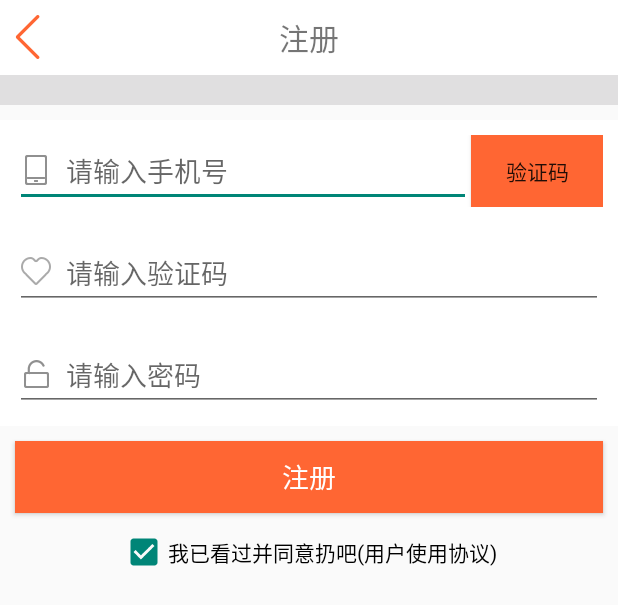
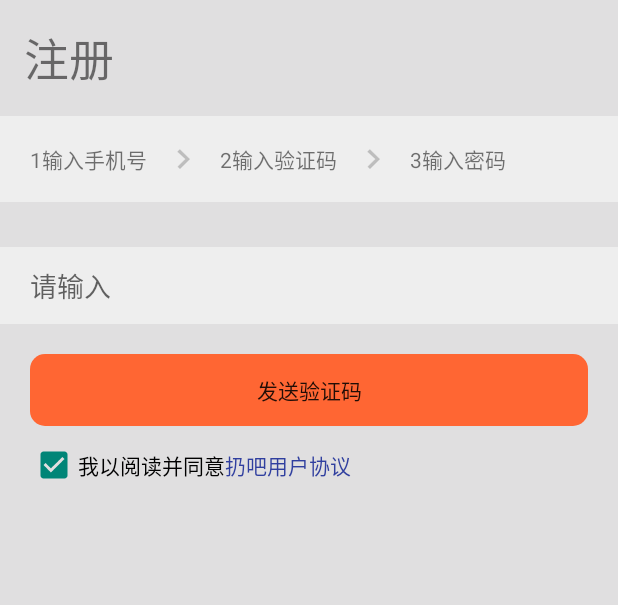
Before and after one commit to chengnuoandy/Commonweal, an Android app: the layout activity_register.xml on its own in the app's theme, with its tools: preview values and no code run, on a phone screen of 412 x 824 dp. Shown: the top 605 px of the screen. Run offline under Robolectric (Android 15) with nearby library versions, the phone set to English and light mode, and no system bars.

Commit message:
修改注册页面

```diff
--- /dev/null
+++ b/app/src/main/res/drawable/register_reset.xml
@@ -0,0 +1,22 @@
+<?xml version="1.0" encoding="utf-8"?>
+
+<shape xmlns:android="http://schemas.android.com/apk/res/android"
+    android:shape="rectangle">
+    <!-- 填充的颜色：这里设置背景透明 -->
+
+    <solid android:color="@color/normal_orange_color" />
+    <!-- 边框的颜色 ：不能和窗口背景色一样-->
+
+
+    <!-- 设置按钮的四个角为弧形 -->
+    <!-- android:radius 弧形的半径 -->
+    <corners android:radius="10dip" />
+
+    <!-- padding：Button里面的文字与Button边界的间隔 -->
+    <padding
+        android:bottom="5dp"
+        android:left="5dp"
+        android:right="5dp"
+        android:top="5dp" />
+
+</shape>
--- a/app/src/main/res/layout/activity_register.xml
+++ b/app/src/main/res/layout/activity_register.xml
@@ -2,115 +2,115 @@
 <LinearLayout xmlns:android="http://schemas.android.com/apk/res/android"
     android:layout_width="match_parent"
     android:layout_height="match_parent"
+    android:background="@color/normal_bg_color"
     android:orientation="vertical">
-    <RelativeLayout
-        android:id="@+id/relativeLayout1"
-        android:layout_width="match_parent"
-        android:layout_height="wrap_content"
-        android:background="@color/white" >
 
-        <ImageView
-            android:id="@+id/my_register_back"
+    <TextView
         android:layout_width="wrap_content"
         android:layout_height="wrap_content"
-            android:layout_alignParentLeft="true"
-            android:layout_centerVertical="true"
-            android:paddingLeft="@dimen/normal_space"
-            android:src="@mipmap/ic_back" />
+        android:padding="@dimen/activity_horizontal_margin"
+        android:text="注册"
 
-        <TextView
-            android:layout_width="match_parent"
-            android:layout_height="wrap_content"
-            android:layout_alignParentLeft="true"
-            android:layout_alignParentTop="true"
-            android:gravity="center_horizontal"
-            android:padding="@dimen/normal_space"
-            android:text="注册"
-            android:textSize="@dimen/title_text_size" />
-    </RelativeLayout>
-
-    <TextView
-        android:layout_width="match_parent"
-        android:layout_height="20dp"
-        android:background="@color/normal_bg_color" />
+        android:textSize="30sp" />
 
     <LinearLayout
         android:layout_width="match_parent"
         android:layout_height="wrap_content"
-        android:layout_marginTop="@dimen/normal_space"
-        android:background="@color/white"
-        android:orientation="vertical" >
+        android:background="@color/app_bg"
+        android:orientation="horizontal"
+        android:paddingBottom="8dp"
+        android:paddingTop="8dp">
 
-        <RelativeLayout
+        <TextView
+            android:id="@+id/tv_phone"
+            android:layout_width="wrap_content"
+            android:layout_height="wrap_content"
+            android:layout_marginLeft="@dimen/normal_space"
+            android:padding="@dimen/normal_space"
+            android:text="1输入手机号" />
+
+        <ImageButton
+            android:layout_width="wrap_content"
+            android:layout_height="wrap_content"
+            android:layout_gravity="center_vertical"
+            android:layout_marginLeft="@dimen/normal_space"
+            android:background="@color/app_bg"
+            android:src="@mipmap/news_cate_arr" />
+
+        <TextView
+            android:id="@+id/tv_code"
+            android:layout_width="wrap_content"
+            android:layout_height="wrap_content"
+            android:layout_marginLeft="@dimen/normal_space"
+            android:padding="@dimen/normal_space"
+
+            android:text="2输入验证码" />
+
+        <ImageButton
+            android:layout_width="wrap_content"
+
+            android:layout_height="wrap_content"
+            android:layout_gravity="center_vertical"
+            android:layout_marginLeft="@dimen/normal_space"
+            android:background="@color/app_bg"
+            android:src="@mipmap/news_cate_arr" />
+
+        <TextView
+            android:id="@+id/tv_password"
+            android:layout_width="wrap_content"
+            android:layout_height="wrap_content"
+            android:layout_marginLeft="@dimen/normal_space"
+            android:padding="@dimen/normal_space"
+
+            android:text="3输入密码" />
+
+    </LinearLayout>
+
+    <EditText
+        android:id="@+id/et_input"
         android:layout_width="match_parent"
         android:layout_height="wrap_content"
-            android:layout_margin="@dimen/normal_space"
-            android:gravity="center" >
+        android:layout_marginTop="30dp"
+        android:background="@color/app_bg"
+        android:paddingLeft="20dp"
+        android:paddingTop="12dp"
+        android:paddingBottom="12dp"
+        android:hint="请输入" />
+    <Button
+        android:id="@+id/bt_send"
+        android:layout_width="match_parent"
+        android:layout_height="wrap_content"
+        android:layout_marginLeft="20dp"
+        android:layout_marginRight="20dp"
+        android:layout_marginTop="20dp"
+        android:background="@drawable/register_reset"
 
-            <EditText
-                android:id="@+id/et_phone"
-                android:layout_width="100dp"
-                android:layout_height="wrap_content"
-
-                android:layout_weight="1"
-                android:drawableLeft="@mipmap/login_ic_phone"
-                android:drawablePadding="@dimen/normal_space"
-                android:hint="请输入手机号"
-                android:inputType="phone"
-                android:layout_toLeftOf="@+id/btn_yzm"
-
-                android:layout_alignParentLeft="true"
-                android:layout_alignParentStart="true" />
-            <Button
-                android:layout_width="wrap_content"
-                android:layout_height="wrap_content"
-                android:id="@+id/btn_yzm"
-                android:layout_alignParentRight="true"
-                android:layout_alignBottom="@+id/et_phone"
-                android:text="验证码"
-                android:background="@drawable/register_btn_selector"/>
+        android:text="发送验证码"/>
 
 
-        </RelativeLayout>
-
-        <EditText
-            android:id="@+id/et_yzm"
-            android:layout_width="match_parent"
-            android:layout_height="match_parent"
-            android:layout_margin="@dimen/normal_space"
-            android:drawableLeft="@mipmap/login_ic_check_pass"
-            android:drawablePadding="@dimen/normal_space"
-            android:hint="请输入验证码" />
-
-        <EditText
-            android:id="@+id/et_password"
-            android:layout_width="match_parent"
-            android:layout_height="match_parent"
-            android:layout_margin="@dimen/normal_space"
-            android:layout_marginLeft="@dimen/normal_space"
-            android:drawableLeft="@mipmap/login_ic_password"
-            android:drawablePadding="@dimen/normal_space"
-            android:hint="请输入密码" />
-    </LinearLayout>
-
-    <Button
-        android:id="@+id/btn_zc"
+   <LinearLayout
        android:layout_width="match_parent"
        android:layout_height="wrap_content"
-        android:layout_margin="@dimen/normal_space"
-        android:background="@drawable/register_btn_selector"
-        android:padding="@dimen/normal_space"
-        android:text="注册"
-        android:textColor="@color/white"
-        android:textSize="@dimen/text_size_default" />
+       android:orientation="horizontal">
+
 
        <CheckBox
-        android:id="@+id/checkBox1"
-        android:layout_gravity="center"
+           android:id="@+id/ch_check"
            android:layout_width="wrap_content"
            android:layout_height="wrap_content"
            android:checked="true"
-        android:text="我已看过并同意扔吧(用户使用协议)" />
+           android:layout_marginLeft="20dp"
+           android:layout_marginTop="10dp"
+           android:text="我以阅读并同意"
+           />
+       <TextView
+           android:id="@+id/bt_agrement"
+           android:layout_width="wrap_content"
+           android:layout_height="wrap_content"
+           android:layout_marginTop="10dp"
+           android:text="扔吧用户协议"
+           android:textColor="@color/colorPrimaryDark"/>
+   </LinearLayout>
 
 
 
```
Also changed, not shown: app/src/main/res/layout/activity_input.xml (added, +107 -0 lines). Lines whose indentation alone changed are shown as unchanged.
